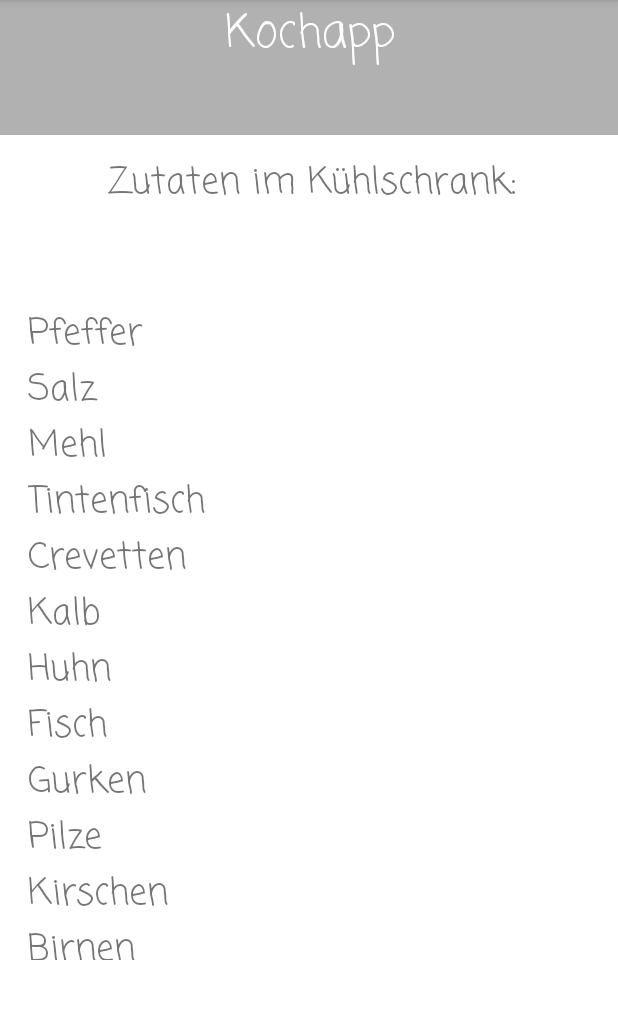
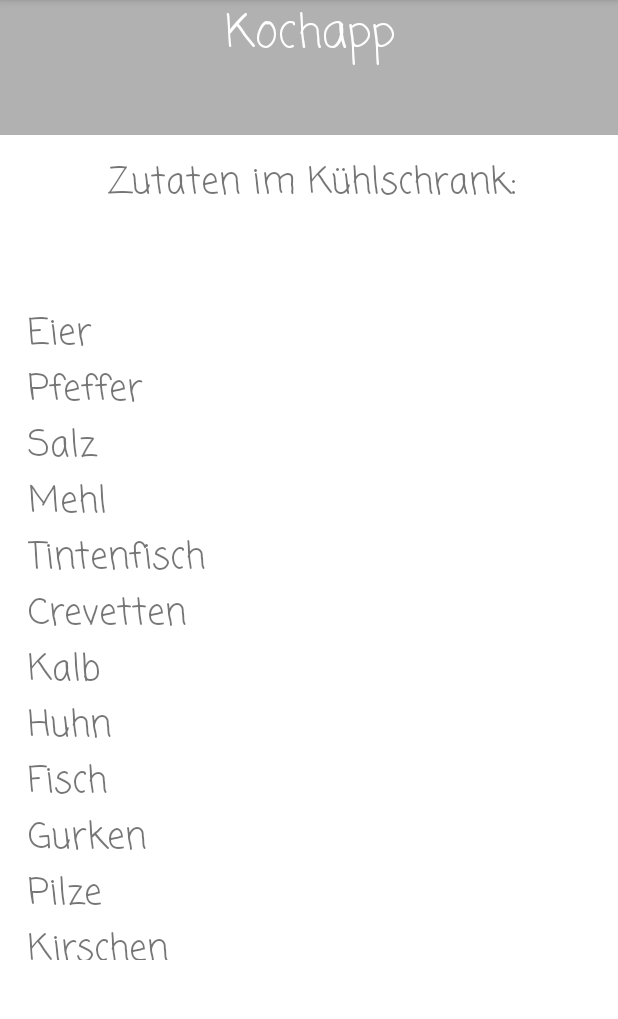
Before and after one commit to GenosseRedCat2/Rezeptfinder, an Android app: the screen it shows after launch (MainActivity), on a phone screen of 412 x 824 dp, the part 84-1103 px from its top. Run offline under Robolectric (Android 15) with nearby library versions, the phone set to English and light mode, and no system bars.

Commit message:
Verschiedene Zutaten wurden hinzugefügt. Diese können noch nicht ausgewählt werden, aber das scrollen funktioniert.

```diff
--- a/app/src/main/res/layout/activity_main.xml
+++ b/app/src/main/res/layout/activity_main.xml
@@ -54,6 +54,14 @@
             android:layout_width="match_parent"
             android:layout_height="wrap_content"
             android:orientation="vertical">
+
+            <TextView
+                android:id="@+id/textView35"
+                android:layout_width="match_parent"
+                android:layout_height="wrap_content"
+                android:fontFamily="casual"
+                android:text="Eier"
+                android:textSize="24sp" />
 
             <TextView
                 android:id="@+id/textView34"
```
